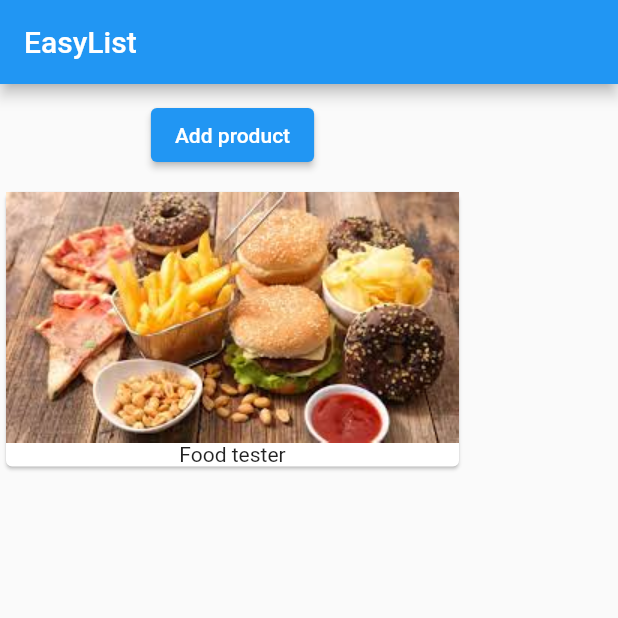
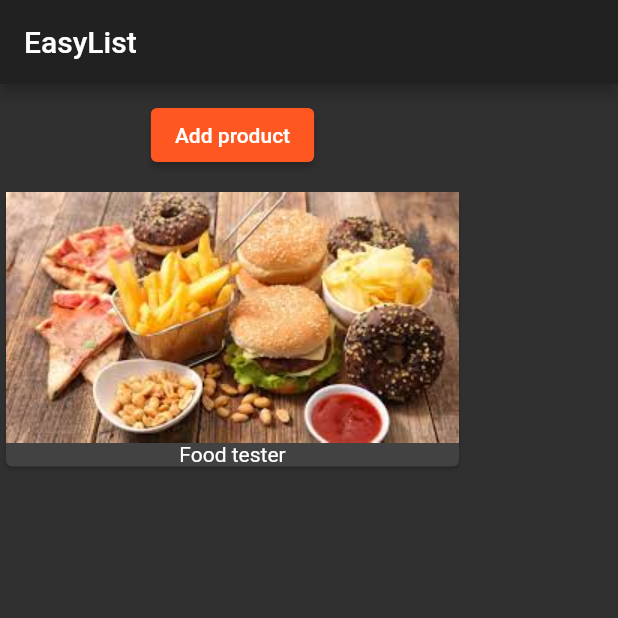
Before and after one commit to Darylabrador/flutter_tuto, a Flutter app: the screen it shows after launch, on a phone screen of 412 x 824 dp, the top half of it. Run offline on Flutter 3.47's test engine with Material 2 defaults, Android fonts, the phone set to English and light mode, and no system bars.

Commit message:
Material design everywhere (themedata)

```diff
--- a/lib/main.dart
+++ b/lib/main.dart
@@ -8,6 +8,11 @@ class MyApp extends StatelessWidget {
   @override
   Widget build(BuildContext context) {
     return MaterialApp(
+      theme: ThemeData(
+        brightness: Brightness.dark,
+        primarySwatch: Colors.deepOrange,
+        accentColor: Colors.deepPurple
+      ),
       home: Scaffold(
         appBar: AppBar(
           title: Text('EasyList'),
```
